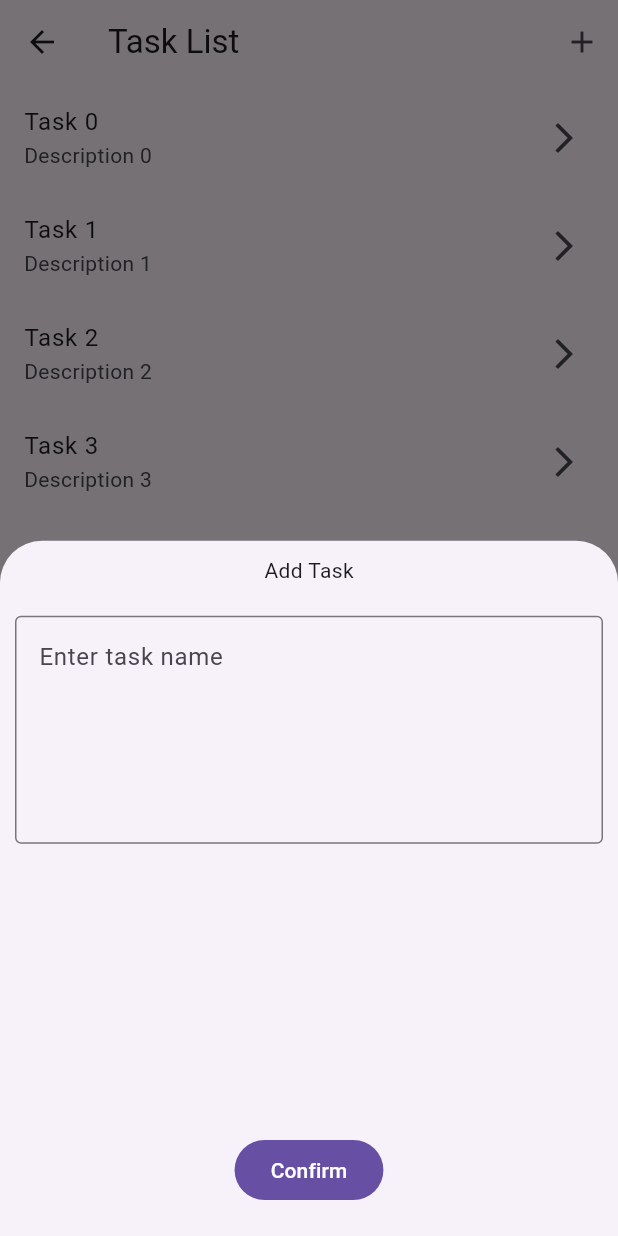
After one commit to Kmookay/KFocusApp, a Flutter app: the TaskListPage screen opened by its route, after a tap on the "add" icon, on a phone screen of 412 x 824 dp. The commit adds this screen. Run offline on Flutter 3.47's test engine with Material 3 defaults, Android fonts, the phone set to English and light mode, and no system bars; our stand-ins replace drift, fluttertoast, go_router, logger; accounts and stored records are empty; generated files the repository leaves out were written again.

Commit message:
add:实现task存储功能

```diff
--- /dev/null
+++ b/devtools_options.yaml
@@ -0,0 +1 @@
+extensions:
--- /dev/null
+++ b/lib/app/ui/pages/task/add/task_add_modal.dart
@@ -0,0 +1,70 @@
+import 'package:flutter/material.dart';
+import 'package:fluttertoast/fluttertoast.dart';
+import 'package:k_focus/data/repository/local/task_local_repo.dart';
+import 'package:k_focus/domain/entity/task_entity.dart';
+
+/// TaskAddModal
+///
+/// @author kmookay
+/// @since 2023-11-16 22:00
+class TaskAddModal extends StatefulWidget {
+  const TaskAddModal({super.key});
+
+  @override
+  State<StatefulWidget> createState() {
+    return _TaskAddModalState();
+  }
+}
+
+class _TaskAddModalState extends State<TaskAddModal> {
+  final _taskController = TextEditingController();
+
+  @override
+  Widget build(BuildContext context) {
+    return Padding(
+      padding: const EdgeInsets.all(10),
+      child: Column(
+        children: [
+          const Center(child: Text("Add Task")),
+          const SizedBox(
+            height: 20,
+          ),
+          TextField(
+            maxLines: 5,
+            controller: _taskController,
+            decoration: const InputDecoration(
+                border: OutlineInputBorder(), hintText: "Enter task name"),
+          ),
+          const Spacer(),
+          FilledButton(
+              onPressed: () {
+                _addTask();
+              },
+              child: const Text("Confirm")),
+          const SizedBox(height: 10)
+        ],
+      ),
+    );
+  }
+
+  void _addTask() {
+    if (_taskController.text.isEmpty) {
+      Fluttertoast.showToast(msg: "Task name cannot be empty");
+      return;
+    }
+
+    final localRepo = TaskLocalRepo();
+    localRepo
+        .insertTask(TaskEntity(
+            name: "test",
+            description: _taskController.text,
+            dueDate: DateTime.now(),
+            isCompleted: false))
+        .then((value) {
+      Fluttertoast.showToast(msg: "Task ${_taskController.text} added");
+      Navigator.pop(context);
+    }).catchError((error) {
+      Fluttertoast.showToast(msg: error.toString());
+    });
+  }
+}
--- a/lib/app/ui/pages/task/task_list_page.dart
+++ b/lib/app/ui/pages/task/task_list_page.dart
@@ -1,5 +1,8 @@
 import 'package:flutter/material.dart';
 import 'package:go_router/go_router.dart';
+import 'package:k_focus/domain/entity/task_entity.dart';
+
+import 'add/task_add_modal.dart';
 
 class TaskListPage extends StatefulWidget {
   const TaskListPage({super.key});
@@ -13,9 +16,13 @@ class TaskListPage extends StatefulWidget {
 }
 
 class _TaskListPageState extends State<TaskListPage> {
+
+  var _taskList = <TaskEntity>[];
+
   @override
   Widget build(BuildContext context) {
-    return Material(
+    return Scaffold(
+        body: Material(
       child: SafeArea(
           child: Column(
         children: [
@@ -26,6 +33,17 @@ class _TaskListPageState extends State<TaskListPage> {
                 },
                 icon: const Icon(Icons.arrow_back)),
             title: const Text("Task List"),
+            actions: [
+              IconButton(
+                  onPressed: () {
+                    showModalBottomSheet(
+                        context: context,
+                        builder: (context) {
+                          return const TaskAddModal();
+                        });
+                  },
+                  icon: const Icon(Icons.add))
+            ],
           ),
           Expanded(
             child: ListView.builder(
@@ -41,6 +59,8 @@ class _TaskListPageState extends State<TaskListPage> {
           ),
         ],
       )),
-    );
+    ));
   }
+
+
 }
--- /dev/null
+++ b/lib/data/db/kfocus_db.dart
@@ -0,0 +1,25 @@
+import 'dart:io';
+
+import 'package:drift/drift.dart';
+import 'package:drift/native.dart';
+import 'package:k_focus/data/db/tables/t_task.dart';
+import 'package:path_provider/path_provider.dart';
+import 'package:path/path.dart' as p;
+
+part 'kfocus_db.g.dart';
+
+@DriftDatabase(tables: [TTask])
+class KFocusDB extends _$KFocusDB {
+  KFocusDB() : super(_openConnection());
+
+  @override
+  int get schemaVersion => 1;
+}
+
+LazyDatabase _openConnection() {
+  return LazyDatabase(() async {
+    final dbFolder = await getApplicationDocumentsDirectory();
+    final file = File(p.join(dbFolder.path, 'kfocus.db'));
+    return NativeDatabase.createInBackground(file);
+  });
+}
--- /dev/null
+++ b/lib/data/repository/local/task_local_repo.dart
@@ -0,0 +1,35 @@
+import 'package:drift/drift.dart';
+import 'package:k_focus/domain/entity/task_entity.dart';
+
+import '../../db/kfocus_db.dart';
+
+/// task local repo
+///
+/// @author @Kmookay
+/// @since 2023-11-17 22:30
+class TaskLocalRepo {
+  final _db = KFocusDB();
+
+  Future<int> insertTask(TaskEntity task) async {
+    final taskCompanion = TTaskCompanion.insert(
+        title: task.name,
+        description: task.description,
+        dueDate: task.dueDate,
+        createdAt: DateTime.now(),
+        updatedAt: DateTime.now(),
+        isDone: Value(task.isCompleted));
+    return await _db.into(_db.tTask).insert(taskCompanion);
+  }
+
+  Stream<List<TaskEntity>> taskList() async* {
+    final query = _db.select(_db.tTask);
+    final taskList = await query.get();
+    yield taskList
+        .map((task) => TaskEntity(
+            name: task.title,
+            description: task.description,
+            dueDate: task.dueDate,
+            isCompleted: task.isDone))
+        .toList();
+  }
+}
--- /dev/null
+++ b/lib/domain/entity/task_entity.dart
@@ -0,0 +1,12 @@
+class TaskEntity {
+  final String name;
+  final String description;
+  final DateTime dueDate;
+  final bool isCompleted;
+
+  TaskEntity(
+      {required this.name,
+      required this.description,
+      required this.dueDate,
+      required this.isCompleted});
+}
```
Also changed, not shown: lib/app/ui/pages/home/home_page.dart (+8 -5 lines), lib/data/db/tables/t_task.dart (added, +11 -0 lines), pubspec.yaml (+10 -3 lines), lib/data/db/kfocus_db.g.dart (added), pubspec.lock, 14 other files.
